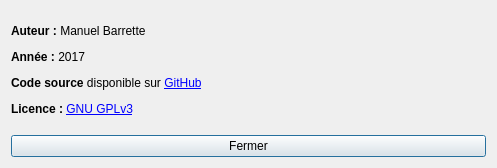
First picture: the form in Interface/dialog.ui, repository Pattedetable/phyg-standing-sound-waves, before the edit.
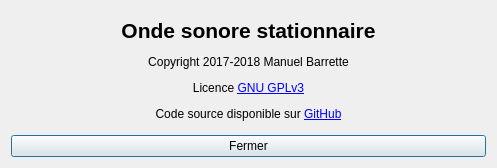
Second picture: the form after the edit.

What changed in the file:
```diff
--- a/Interface/dialog.ui
+++ b/Interface/dialog.ui
@@ -26,7 +26,7 @@
    <item>
     <widget class="QLabel" name="label">
      <property name="text">
-      <string>&lt;html&gt;&lt;head/&gt;&lt;body&gt;&lt;p&gt;&lt;span style=&quot; font-weight:600;&quot;&gt;Auteur :&lt;/span&gt; Manuel Barrette&lt;/p&gt;&lt;p&gt;&lt;span style=&quot; font-weight:600;&quot;&gt;Année :&lt;/span&gt; 2017&lt;/p&gt;&lt;p&gt;&lt;span style=&quot; font-weight:600;&quot;&gt;Code source&lt;/span&gt; disponible sur &lt;a href=&quot;https://github.com/Pattedetable/onde-sonore-stationnaire&quot;&gt;&lt;span style=&quot; text-decoration: underline; color:#0000ff;&quot;&gt;GitHub&lt;/span&gt;&lt;/a&gt;&lt;/p&gt;&lt;p&gt;&lt;span style=&quot; font-weight:600;&quot;&gt;Licence : &lt;/span&gt;&lt;a href=&quot;https://www.gnu.org/licenses/gpl-3.0.en.html&quot;&gt;&lt;span style=&quot; text-decoration: underline; color:#0000ff;&quot;&gt;GNU GPLv3&lt;/span&gt;&lt;/a&gt;&lt;/p&gt;&lt;/body&gt;&lt;/html&gt;</string>
+      <string>&lt;html&gt;&lt;head/&gt;&lt;body&gt;&lt;p align=&quot;center&quot;&gt;&lt;span style=&quot; font-size:16pt; font-weight:600;&quot;&gt;Onde sonore stationnaire&lt;/span&gt;&lt;/p&gt;&lt;p align=&quot;center&quot;&gt;Copyright 2017-2018 Manuel Barrette&lt;/p&gt;&lt;p align=&quot;center&quot;&gt;Licence &lt;a href=&quot;https://www.gnu.org/licenses/gpl-3.0.en.html&quot;&gt;&lt;span style=&quot; text-decoration: underline; color:#0000ff;&quot;&gt;GNU GPLv3&lt;/span&gt;&lt;/a&gt;&lt;/p&gt;&lt;p align=&quot;center&quot;&gt;Code source disponible sur &lt;a href=&quot;https://github.com/Pattedetable/onde-sonore-stationnaire&quot;&gt;&lt;span style=&quot; text-decoration: underline; color:#0000ff;&quot;&gt;GitHub&lt;/span&gt;&lt;/a&gt;&lt;/p&gt;&lt;/body&gt;&lt;/html&gt;</string>
      </property>
      <property name="openExternalLinks">
       <bool>true</bool>
```
